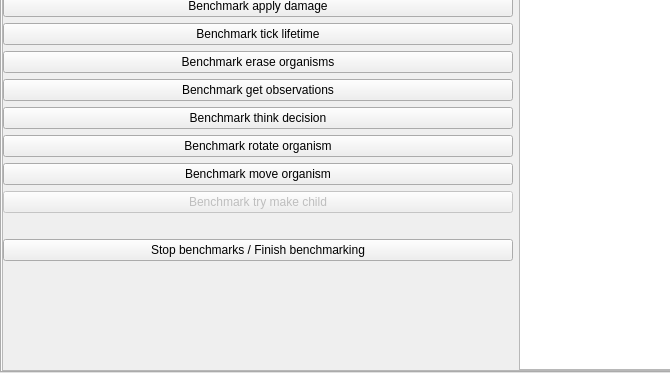
Above: Source/UiFiles/benchmark.ui from SuperSpaceEye/LifeEngineExtended before the change; both pictures show x 0 to 670 and y 245 to 618 of the 1031 by 618 pixel window. Below: the same form after it.
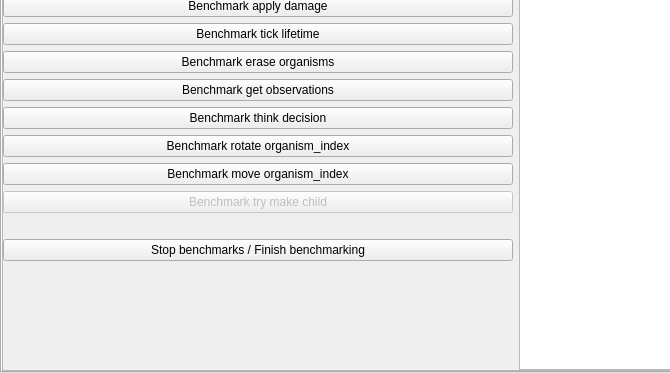
That is the form after the change.

```diff
--- a/Source/UiFiles/benchmark.ui
+++ b/Source/UiFiles/benchmark.ui
@@ -185,14 +185,14 @@
                <item>
                 <widget class="QPushButton" name="b_benchmark_rotate_organism">
                  <property name="text">
-                  <string>Benchmark rotate organism</string>
+                  <string>Benchmark rotate organism_index</string>
                  </property>
                 </widget>
                </item>
                <item>
                 <widget class="QPushButton" name="b_benchmark_move_organism">
                  <property name="text">
-                  <string>Benchmark move organism</string>
+                  <string>Benchmark move organism_index</string>
                  </property>
                 </widget>
                </item>
```
